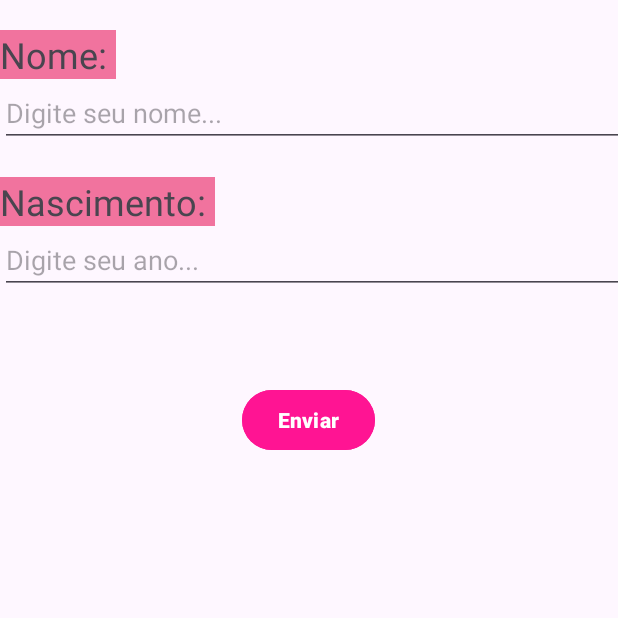
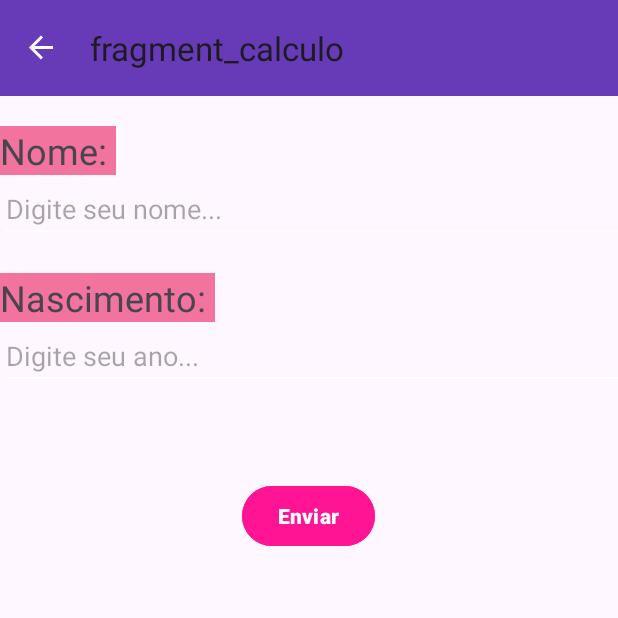
Before and after one commit to mariaduarda11/firstApp, an Android app: the screen it shows after launch (MainActivity), after a tap on "Calculo idade", on a phone screen of 412 x 824 dp, the top half of it. Run offline under Robolectric (Android 15) with nearby library versions, the phone set to English and light mode, and no system bars; our stand-ins replace navigation-ui.

Commit message:
criar um crud de pessoa criar um banco de dados configurar a toolbar

```diff
--- a/app/src/main/AndroidManifest.xml
+++ b/app/src/main/AndroidManifest.xml
@@ -13,7 +13,7 @@
         android:theme="@style/Theme.FirstApp"
         tools:targetApi="31">
         <activity
-            android:name=".MainActivity"
+            android:name=".view.MainActivity"
             android:exported="true">
             <intent-filter>
                 <action android:name="android.intent.action.MAIN" />
--- a/app/src/main/java/com/mariaeduarda/firstapp/MainActivity.kt
+++ /dev/null
@@ -1,26 +0,0 @@
-package com.mariaeduarda.firstapp
-
-import androidx.appcompat.app.AppCompatActivity
-import android.os.Bundle
-import android.view.LayoutInflater
-import com.mariaeduarda.firstapp.databinding.ActivityMainBinding
-
-class MainActivity : AppCompatActivity() {
-
-
-    //:private var _bindingLinear: LinearBinding? = null
-    //:private  val bindingLinear: LinearBinding get() = _bindingLinear!!
-    private var _binding: ActivityMainBinding? = null
-    private  val binding: ActivityMainBinding get() = _binding!!
-    override fun onCreate(savedInstanceState: Bundle?) {
-        super.onCreate(savedInstanceState)
-        _binding = ActivityMainBinding.inflate(layoutInflater)
-        setContentView(binding.root)
-
-//
-
-
-
-
-        }
-    }
--- a/app/src/main/java/com/mariaeduarda/firstapp/view/CalculoFragment.kt
+++ /dev/null
@@ -1,45 +0,0 @@
-package com.mariaeduarda.firstapp.view
-
-import android.os.Bundle
-import androidx.fragment.app.Fragment
-import android.view.LayoutInflater
-import android.view.View
-import android.view.ViewGroup
-import androidx.navigation.fragment.findNavController
-import com.mariaeduarda.firstapp.R
-import com.mariaeduarda.firstapp.databinding.ActivityMainBinding
-import com.mariaeduarda.firstapp.databinding.FragmentCalculoBinding
-
-
-class CalculoFragment : Fragment() {
-    // TODO: Rename and change types of parameters
-    private var _binding: FragmentCalculoBinding? = null
-    private  val binding: FragmentCalculoBinding get() = _binding!!
-    override fun onCreateView(
-        inflater: LayoutInflater, container: ViewGroup?,
-        savedInstanceState: Bundle?
-    ): View? {
-        // Inflate the layout for this fragment
-        _binding= FragmentCalculoBinding.inflate(inflater,container,false)
-        return binding.root
-        return inflater.inflate(R.layout.fragment_calculo, container, false)
-    }
-
-    override fun onViewCreated(view: View, savedInstanceState: Bundle?) {
-
-
-        binding.btnEnviar.setOnClickListener{
-            var nome  = binding.edtNome.editableText.toString()
-           var idade  = binding.edtAno.editableText.toString()
-           var ano = 2024 - idade.toInt()
-
-
-           binding.tvNome.text = "Nome:${nome}"
-            binding.tvIdade.text = "Ano:${idade}"
-            binding.tvIdade.text = "Idade:${ano}"
-        }
-    }
-
-
-
-}
--- /dev/null
+++ b/app/src/main/java/com/mariaeduarda/firstapp/view/MainActivity.kt
@@ -0,0 +1,38 @@
+package com.mariaeduarda.firstapp.view
+
+import androidx.appcompat.app.AppCompatActivity
+import android.os.Bundle
+import android.view.LayoutInflater
+import androidx.navigation.NavController
+import androidx.navigation.fragment.NavHostFragment
+import androidx.navigation.ui.AppBarConfiguration
+import androidx.navigation.ui.setupWithNavController
+import com.mariaeduarda.firstapp.databinding.ActivityMainBinding
+
+class MainActivity : AppCompatActivity() {
+
+
+
+    private lateinit var appBarConfiguration: AppBarConfiguration
+    private lateinit var navController: NavController
+
+    private var _binding: ActivityMainBinding? = null
+    private  val binding: ActivityMainBinding get() = _binding!!
+
+    override fun onCreate(savedInstanceState: Bundle?) {
+        super.onCreate(savedInstanceState)
+        _binding = ActivityMainBinding.inflate(layoutInflater)
+        setContentView(binding.root)
+
+        val navHostFragment= supportFragmentManager.findFragmentById(binding.fragmentContainerView.id) as NavHostFragment
+        navController = navHostFragment.navController
+        appBarConfiguration= AppBarConfiguration(navController.graph)
+        binding.toolbar.setupWithNavController(navController, appBarConfiguration)
+
+//
+
+
+
+
+        }
+    }
--- a/app/src/main/res/layout/activity_main.xml
+++ b/app/src/main/res/layout/activity_main.xml
@@ -4,17 +4,27 @@
     xmlns:tools="http://schemas.android.com/tools"
     android:layout_width="match_parent"
     android:layout_height="match_parent"
-    tools:context=".MainActivity">
+    tools:context=".view.MainActivity">
 
 
    <androidx.fragment.app.FragmentContainerView
        android:id="@+id/fragmentContainerView"
        android:name="androidx.navigation.fragment.NavHostFragment"
+       android:layout_width="match_parent"
+       android:layout_height="0dp"
+       app:defaultNavHost="true"
+       app:layout_constraintBottom_toBottomOf="parent"
+       app:layout_constraintTop_toBottomOf="@+id/toolbar"
+       app:navGraph="@navigation/mobile_navigation" />
 
+   <androidx.appcompat.widget.Toolbar
+       android:id="@+id/toolbar"
        android:layout_width="match_parent"
-       android:layout_height="match_parent"
-       app:defaultNavHost="true"
-       app:navGraph="@navigation/mobile_navigation"/>
+       android:layout_height="wrap_content"
+       android:background="?attr/colorPrimary"
+       android:minHeight="?attr/actionBarSize"
+       android:theme="@style/Theme.FirstApp.AppBarOverlay"
+       app:layout_constraintTop_toTopOf="parent" />
 
 
 </androidx.constraintlayout.widget.ConstraintLayout>
--- a/app/src/main/res/layout/fragment_calculo.xml
+++ b/app/src/main/res/layout/fragment_calculo.xml
@@ -5,7 +5,7 @@
     android:layout_width="match_parent"
     android:layout_height="match_parent"
     android:orientation="vertical"
-    tools:context=".view.CalculoFragment">
+    tools:context=".view.PessoaFragment">
 
 
     <TextView
--- a/app/src/main/res/navigation/mobile_navigation.xml
+++ b/app/src/main/res/navigation/mobile_navigation.xml
@@ -7,7 +7,7 @@
 
     <fragment
         android:id="@+id/calculoFragment"
-        android:name="com.mariaeduarda.firstapp.view.CalculoFragment"
+        android:name="com.mariaeduarda.firstapp.view.PessoaFragment"
         android:label="fragment_calculo"
         tools:layout="@layout/fragment_calculo" />
     <fragment
--- a/app/src/main/res/values/themes.xml
+++ b/app/src/main/res/values/themes.xml
@@ -1,9 +1,12 @@
 <resources xmlns:tools="http://schemas.android.com/tools">
     <!-- Base application theme. -->
     <style name="Base.Theme.FirstApp" parent="Theme.Material3.DayNight.NoActionBar">
-        <!-- Customize your light theme here. -->
-        <!-- <item name="colorPrimary">@color/my_light_primary</item> -->
+         <item name="colorPrimary">#673AB7</item>
+        <item name="colorOnPrimary">@color/white</item>
     </style>
 
-    <style name="Theme.FirstApp" parent="Base.Theme.FirstApp" />
+    <style name="Theme.FirstApp" parent="Base.Theme.FirstApp">
+        <item name="colorControlNormal" >@color/white</item>
+    </style>
+    <style name="Theme.FirstApp." parent="Base.Theme.FirstApp"></style>
 </resources>
```
Also changed, not shown: app/build.gradle.kts (+14 -0 lines), app/src/main/java/com/mariaeduarda/firstapp/service/model/Pessoa.kt (added, +14 -0 lines), app/src/main/java/com/mariaeduarda/firstapp/service/repository/PessoaRepository.kt (added, +28 -0 lines), app/src/main/java/com/mariaeduarda/firstapp/service/repository/local/FirstAppDataBase.kt (added, +26 -0 lines), app/src/main/java/com/mariaeduarda/firstapp/service/repository/local/PessoaDAO.kt (added, +26 -0 lines), app/src/main/java/com/mariaeduarda/firstapp/view/PessoaFragment.kt (added, +58 -0 lines), app/src/main/java/com/mariaeduarda/firstapp/viewmodel/PessoaViewModel.kt (added, +36 -0 lines).
